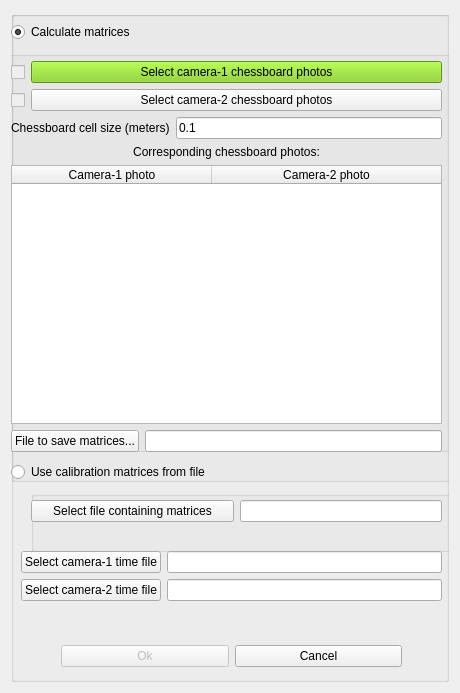
The window that dialog.ui (Aspirisha/Thermal_vision) describes before a commit, drawn with Qt 5.
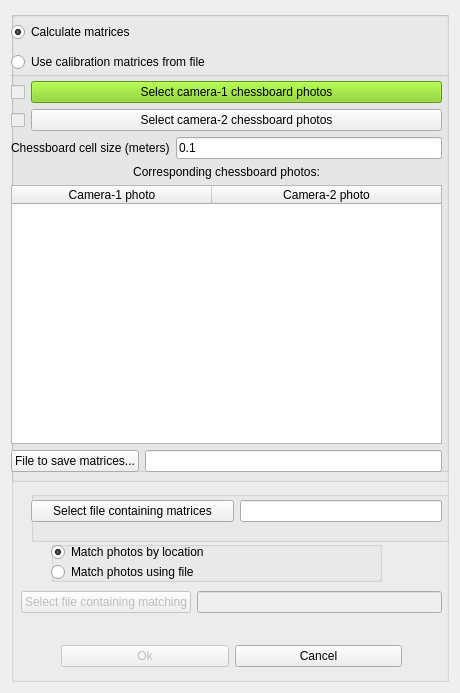
The same window after the commit.

What changed in the file:
```diff
--- a/dialog.ui
+++ b/dialog.ui
@@ -104,7 +104,7 @@
        <property name="geometry">
         <rect>
          <x>0</x>
-         <y>450</y>
+         <y>40</y>
          <width>261</width>
          <height>22</height>
         </rect>
@@ -117,7 +117,7 @@
        <property name="geometry">
         <rect>
          <x>-20</x>
-         <y>40</y>
+         <y>60</y>
          <width>481</width>
          <height>401</height>
         </rect>
@@ -718,7 +718,7 @@
         <x>20</x>
         <y>480</y>
         <width>461</width>
-        <height>61</height>
+        <height>51</height>
        </rect>
       </property>
       <property name="title">
@@ -761,42 +761,79 @@
       <property name="geometry">
        <rect>
         <x>10</x>
-        <y>540</y>
+        <y>580</y>
         <width>421</width>
-        <height>71</height>
+        <height>31</height>
        </rect>
       </property>
       <layout class="QFormLayout" name="formLayout_3">
-       <item row="0" column="1">
-        <widget class="QLineEdit" name="rgb_time_file_edit">
-         <property name="readOnly">
-          <bool>true</bool>
-         </property>
-        </widget>
-       </item>
-       <item row="1" column="1">
-        <widget class="QLineEdit" name="tv_time_file_edit">
-         <property name="readOnly">
-          <bool>true</bool>
-         </property>
-        </widget>
-       </item>
+       <property name="fieldGrowthPolicy">
+        <enum>QFormLayout::AllNonFixedFieldsGrow</enum>
+       </property>
        <item row="0" column="0">
-        <widget class="QPushButton" name="rgb_time_button">
+        <widget class="QPushButton" name="matching_file_button">
+         <property name="enabled">
+          <bool>false</bool>
+         </property>
          <property name="text">
-          <string>Select camera-1 time file</string>
+          <string>Select file containing matching</string>
          </property>
         </widget>
        </item>
-       <item row="1" column="0">
-        <widget class="QPushButton" name="tv_time_button">
-         <property name="text">
-          <string>Select camera-2 time file</string>
+       <item row="0" column="1">
+        <widget class="QLineEdit" name="matching_file_edit">
+         <property name="enabled">
+          <bool>false</bool>
+         </property>
+         <property name="readOnly">
+          <bool>true</bool>
          </property>
         </widget>
        </item>
       </layout>
      </widget>
+     <widget class="QGroupBox" name="groupBox_4">
+      <property name="geometry">
+       <rect>
+        <x>40</x>
+        <y>530</y>
+        <width>331</width>
+        <height>41</height>
+       </rect>
+      </property>
+      <property name="title">
+       <string/>
+      </property>
+      <widget class="QRadioButton" name="match_by_location_radio">
+       <property name="geometry">
+        <rect>
+         <x>0</x>
+         <y>0</y>
+         <width>191</width>
+         <height>22</height>
+        </rect>
+       </property>
+       <property name="text">
+        <string>Match photos by location</string>
+       </property>
+       <property name="checked">
+        <bool>true</bool>
+       </property>
+      </widget>
+      <widget class="QRadioButton" name="match_by_file_radio">
+       <property name="geometry">
+        <rect>
+         <x>0</x>
+         <y>20</y>
+         <width>181</width>
+         <height>22</height>
+        </rect>
+       </property>
+       <property name="text">
+        <string>Match photos using file</string>
+       </property>
+      </widget>
+     </widget>
     </widget>
    </item>
   </layout>
```
Left out of the diff: 94 changed lines with no effect on the pictures.
